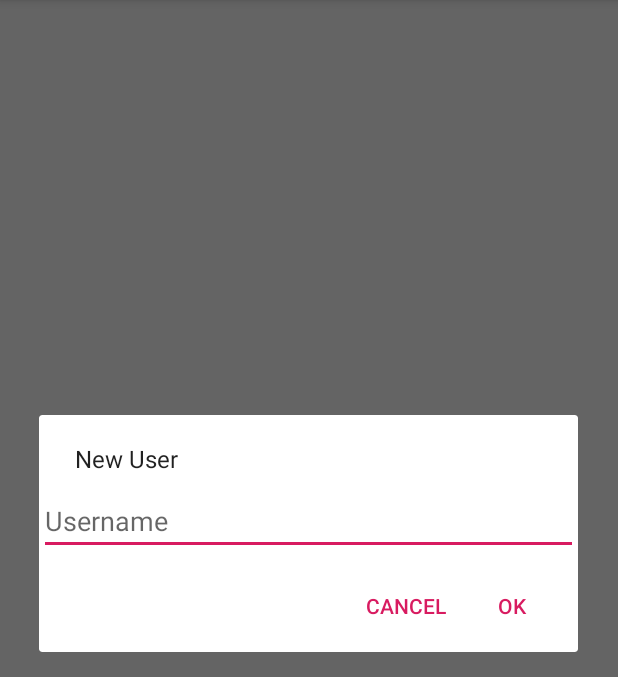
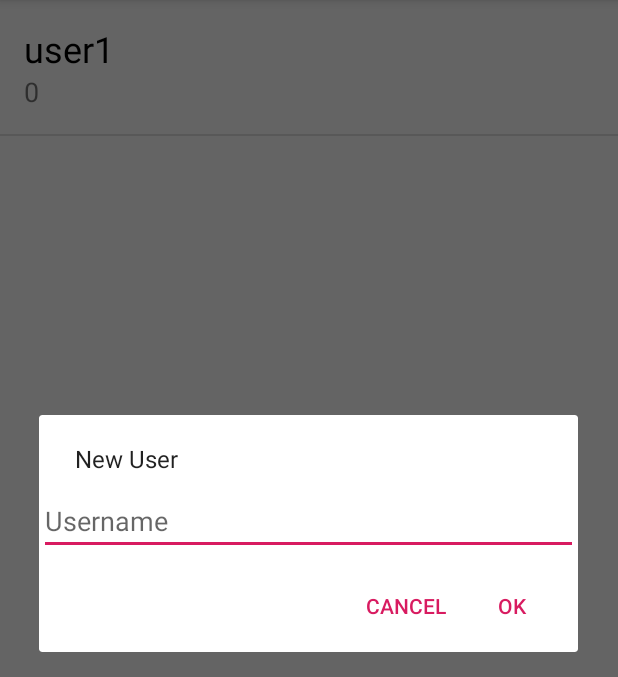
Before and after one commit to bassaer/SimpleBase, an Android app: the screen it shows after launch (UserListActivity), after a tap on an icon or button, on a phone screen of 412 x 824 dp, the part 84-761 px from its top. Run offline under Robolectric (Android 15) with nearby library versions, the phone set to English and light mode, and no system bars.

Commit message:
add cell

```diff
--- /dev/null
+++ b/app/src/main/java/com/github/bassaer/simplebase/data/User.kt
@@ -0,0 +1,3 @@
+package com.github.bassaer.simplebase.data
+
+data class User(val id: Int, val name: String, var count:Int)
--- /dev/null
+++ b/app/src/main/java/com/github/bassaer/simplebase/userlist/UserListAdapter.kt
@@ -0,0 +1,32 @@
+package com.github.bassaer.simplebase.userlist
+
+import android.view.LayoutInflater
+import android.view.View
+import android.view.ViewGroup
+import android.widget.TextView
+import androidx.recyclerview.widget.RecyclerView
+import com.github.bassaer.simplebase.R
+import com.github.bassaer.simplebase.data.User
+
+
+class UserListAdapter(private val userList: MutableList<User>):
+    RecyclerView.Adapter<UserListAdapter.UserViewHolder>(){
+
+    class UserViewHolder(cell: View): RecyclerView.ViewHolder(cell) {
+        var userView: TextView = cell.findViewById(R.id.cell_name)
+        var countView: TextView = cell.findViewById(R.id.cell_count)
+    }
+
+    override fun onCreateViewHolder(parent: ViewGroup, viewType: Int): UserViewHolder {
+
+        val cell = LayoutInflater.from(parent.context).inflate(R.layout.user_cell, parent, false)
+        return UserViewHolder(cell)
+    }
+
+    override fun getItemCount(): Int = userList.size
+
+    override fun onBindViewHolder(holder: UserViewHolder, position: Int) {
+        holder.userView.text = userList[position].name
+        holder.countView.text = userList[position].count.toString()
+    }
+}
--- a/app/src/main/java/com/github/bassaer/simplebase/userlist/UserListFragment.kt
+++ b/app/src/main/java/com/github/bassaer/simplebase/userlist/UserListFragment.kt
@@ -6,15 +6,31 @@ import android.view.View
 import android.view.ViewGroup
 import android.widget.Toast
 import androidx.fragment.app.Fragment
+import androidx.recyclerview.widget.DividerItemDecoration
+import androidx.recyclerview.widget.LinearLayoutManager
 import androidx.recyclerview.widget.RecyclerView
 import com.github.bassaer.simplebase.R
+import com.github.bassaer.simplebase.data.User
 import com.google.android.material.floatingactionbutton.FloatingActionButton
 
 class UserListFragment: Fragment(), NewUserDialogFragment.NoticeDialogListener {
 
+    private lateinit var recyclerView: RecyclerView
+    private lateinit var viewAdapter: RecyclerView.Adapter<*>
+    private lateinit var viewManager: RecyclerView.LayoutManager
+    private lateinit var users: MutableList<User>
+
     override fun onCreateView(inflater: LayoutInflater, container: ViewGroup?, savedInstanceState: Bundle?): View? {
         val root = inflater.inflate(R.layout.userlist_frag, container, false)
-        val userListView: RecyclerView = root.findViewById(R.id.user_list)
+        users = arrayListOf(User(0, "user1", 0))
+        viewAdapter = UserListAdapter(users)
+        viewManager = LinearLayoutManager(requireContext())
+        recyclerView = root.findViewById<RecyclerView>(R.id.user_list).apply {
+            setHasFixedSize(true)
+            layoutManager = viewManager
+            adapter = viewAdapter
+            addItemDecoration(DividerItemDecoration(requireContext(), DividerItemDecoration.VERTICAL))
+        }
         val fab: FloatingActionButton? = activity?.findViewById(R.id.new_user_fab)
         fab?.setOnClickListener {
             activity?.let {
@@ -26,7 +42,9 @@ class UserListFragment: Fragment(), NewUserDialogFragment.NoticeDialogListener {
         return root
     }
     override fun onClickPositiveButton(input: String) {
-        Toast.makeText(requireContext(), input, Toast.LENGTH_SHORT).show()
+        users.add(User(users.size, input, 0))
+        viewAdapter.notifyDataSetChanged()
+        Toast.makeText(requireContext(), getString(R.string.ok_message), Toast.LENGTH_SHORT).show()
     }
 
 }
--- a/app/src/main/res/layout/counter_flag.xml
+++ b/app/src/main/res/layout/counter_flag.xml
@@ -11,7 +11,7 @@
             android:layout_width="wrap_content"
             android:layout_height="wrap_content"
             android:text="@string/default_count"
-            android:textSize="@dimen/font_normal"
+            android:textSize="@dimen/font_large"
             app:layout_constraintBottom_toBottomOf="parent"
             app:layout_constraintLeft_toLeftOf="parent"
             app:layout_constraintRight_toRightOf="parent"
--- a/app/src/main/res/layout/dialog_new_user.xml
+++ b/app/src/main/res/layout/dialog_new_user.xml
@@ -8,6 +8,8 @@
             android:id="@+id/dialog_input"
             android:layout_width="match_parent"
             android:layout_height="wrap_content"
+            android:inputType="text"
+            android:imeOptions="actionDone"
             android:hint="@string/username"/>
 
 </LinearLayout>
--- /dev/null
+++ b/app/src/main/res/layout/user_cell.xml
@@ -0,0 +1,28 @@
+<?xml version="1.0" encoding="utf-8"?>
+<LinearLayout
+        xmlns:android="http://schemas.android.com/apk/res/android"
+        android:orientation="vertical"
+        android:layout_height="wrap_content"
+        android:layout_width="match_parent"
+        android:padding="@dimen/cell_padding">
+
+    <TextView
+            android:id="@+id/cell_name"
+            android:layout_width="match_parent"
+            android:layout_height="wrap_content"
+            android:maxLines="1"
+            android:ellipsize="end"
+            android:text="@string/username"
+            android:textSize="@dimen/font_normal"
+            android:textColor="@android:color/black">
+    </TextView>
+
+    <TextView
+            android:id="@+id/cell_count"
+            android:layout_width="match_parent"
+            android:layout_height="wrap_content"
+            android:maxLines="1"
+            android:ellipsize="end"
+            android:text="@string/default_count"
+            android:textSize="@dimen/font_small"/>
+</LinearLayout>
--- a/app/src/main/res/layout/userlist_act.xml
+++ b/app/src/main/res/layout/userlist_act.xml
@@ -17,14 +17,18 @@
                 android:layout_width="match_parent"
                 android:layout_height="?attr/actionBarSize"
                 android:background="?attr/colorPrimary"
-                app:popupTheme="@style/AppTheme.PopupOverlay"/>
+                app:popupTheme="@style/AppTheme.PopupOverlay"
+                app:layout_scrollFlags="scroll|enterAlways"/>
 
     </com.google.android.material.appbar.AppBarLayout>
+
+
 
     <FrameLayout
             android:id="@+id/contentFrame"
             android:layout_width="match_parent"
-            android:layout_height="match_parent" />
+            android:layout_height="match_parent"
+            app:layout_behavior="@string/appbar_scrolling_view_behavior"/>
 
     <com.google.android.material.floatingactionbutton.FloatingActionButton
             android:id="@+id/new_user_fab"
--- a/app/src/main/res/layout/userlist_frag.xml
+++ b/app/src/main/res/layout/userlist_frag.xml
@@ -1,14 +1,7 @@
 <?xml version="1.0" encoding="utf-8"?>
-<LinearLayout xmlns:android="http://schemas.android.com/apk/res/android"
-              android:orientation="vertical"
-              android:layout_width="match_parent"
-              android:layout_height="match_parent">
-
-
-
-    <androidx.recyclerview.widget.RecyclerView
-          android:id="@+id/user_list"
-          android:layout_width="match_parent"
-          android:layout_height="match_parent"/>
-
-</LinearLayout>
+<androidx.recyclerview.widget.RecyclerView
+        xmlns:android="http://schemas.android.com/apk/res/android"
+        android:id="@+id/user_list"
+        android:scrollbars="vertical"
+        android:layout_width="match_parent"
+        android:layout_height="match_parent"/>
--- a/app/src/main/res/values/dimens.xml
+++ b/app/src/main/res/values/dimens.xml
@@ -1,4 +1,10 @@
 <resources>
     <dimen name="fab_margin">16dp</dimen>
-    <dimen name="font_normal">96sp</dimen>
+
+    <dimen name="font_small">18sp</dimen>
+    <dimen name="font_normal">24sp</dimen>
+    <dimen name="font_large">96sp</dimen>
+
+    <dimen name="cell_height">54dp</dimen>
+    <dimen name="cell_padding">16dp</dimen>
 </resources>
--- a/app/src/main/res/values/strings.xml
+++ b/app/src/main/res/values/strings.xml
@@ -6,4 +6,6 @@
     <string name="positive_button">OK</string>
     <string name="negative_button">Cancel</string>
     <string name="username">Username</string>
+    <string name="ok_message">Success!</string>
+    <string name="ng_message">Error!</string>
 </resources>
--- a/build.gradle
+++ b/build.gradle
@@ -34,7 +34,7 @@ ext {
     appcompatVer= '1.1.0-alpha02'
     coreKtxVer = '1.1.0-alpha04'
     constraintLahyoutVer = '1.1.3'
-    materialVer = '1.1.0-alpha03'
+    materialVer = '1.1.0-alpha04'
     junitVer = '4.12'
     testRunnerVer = '1.1.2-alpha01'
     espressoCoreVer = '3.1.2-alpha01'
```
